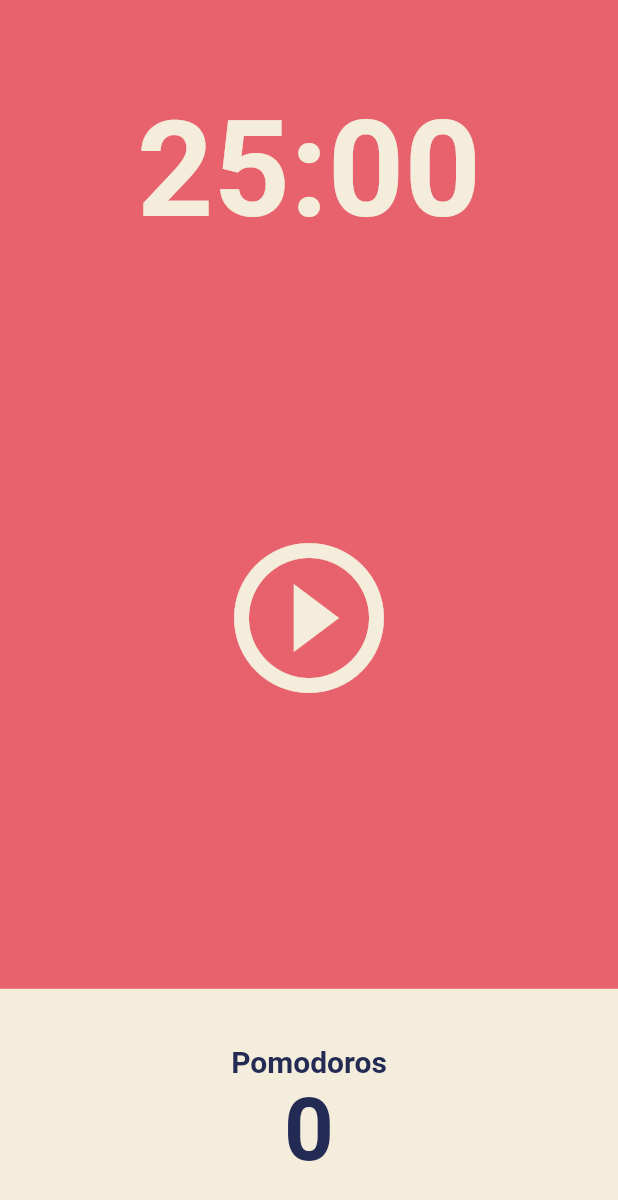
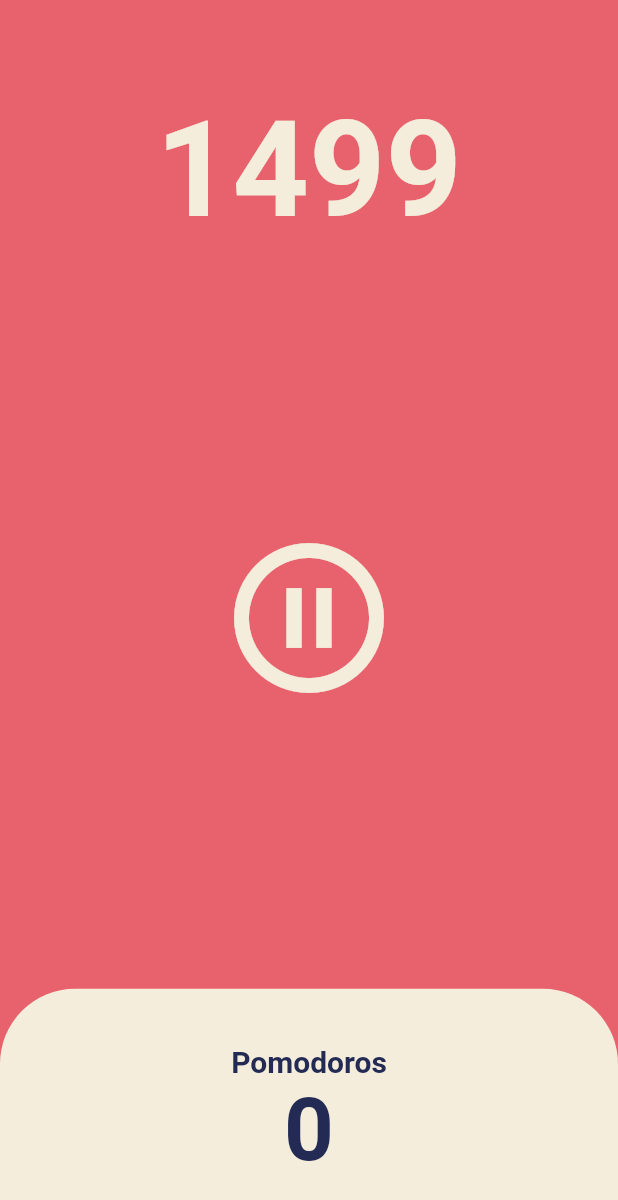
Before and after one commit to kanaheo/flutter_dart_practice, a Flutter app: the screen it shows after launch, after a tap on the "play circle outline" icon, on a phone screen of 412 x 824 dp. Shown: the top 1200 px of the screen. Run offline on Flutter 3.47's test engine with Material 2 defaults, Android fonts, the phone set to English and light mode, and no system bars.

Commit message:
pause button add

```diff
--- a/lib/screens/home_screen.dart
+++ b/lib/screens/home_screen.dart
@@ -1,3 +1,5 @@
+import 'dart:async';
+
 import 'package:flutter/material.dart';
 
 class HomeScreen extends StatefulWidget {
@@ -8,6 +10,30 @@ class HomeScreen extends StatefulWidget {
 }
 
 class _HomeScreenState extends State<HomeScreen> {
+  int totalSeconds = 1500;
+  bool isRunning = false;
+  late Timer timer;
+
+  void onTick(Timer timer) {
+    setState(() {
+      totalSeconds--;
+    });
+  }
+
+  void onStartPressed() {
+    timer = Timer.periodic(const Duration(seconds: 1), onTick);
+    setState(() {
+      isRunning = true;
+    });
+  }
+
+  void onPausePressed() {
+    timer.cancel();
+    setState(() {
+      isRunning = false;
+    });
+  }
+
   @override
   Widget build(BuildContext context) {
     return Scaffold(
@@ -19,7 +45,7 @@ class _HomeScreenState extends State<HomeScreen> {
             child: Container(
               alignment: Alignment.bottomCenter,
               child: Text(
-                "25:00",
+                "$totalSeconds",
                 style: TextStyle(
                   color: Theme.of(context).cardColor,
                   fontSize: 89,
@@ -34,8 +60,10 @@ class _HomeScreenState extends State<HomeScreen> {
               child: IconButton(
                 iconSize: 120,
                 color: Theme.of(context).cardColor,
-                onPressed: () {},
-                icon: const Icon(Icons.play_circle_outline),
+                onPressed: isRunning ? onPausePressed : onStartPressed,
+                icon: Icon(isRunning
+                    ? Icons.pause_circle_outline
+                    : Icons.play_circle_outline),
               ),
             ),
           ),
@@ -47,6 +75,10 @@ class _HomeScreenState extends State<HomeScreen> {
                   child: Container(
                     decoration: BoxDecoration(
                       color: Theme.of(context).cardColor,
+                      borderRadius: const BorderRadius.only(
+                        topLeft: Radius.circular(50),
+                        topRight: Radius.circular(50),
+                      ),
                     ),
                     child: Column(
                       mainAxisAlignment: MainAxisAlignment.center,
```
